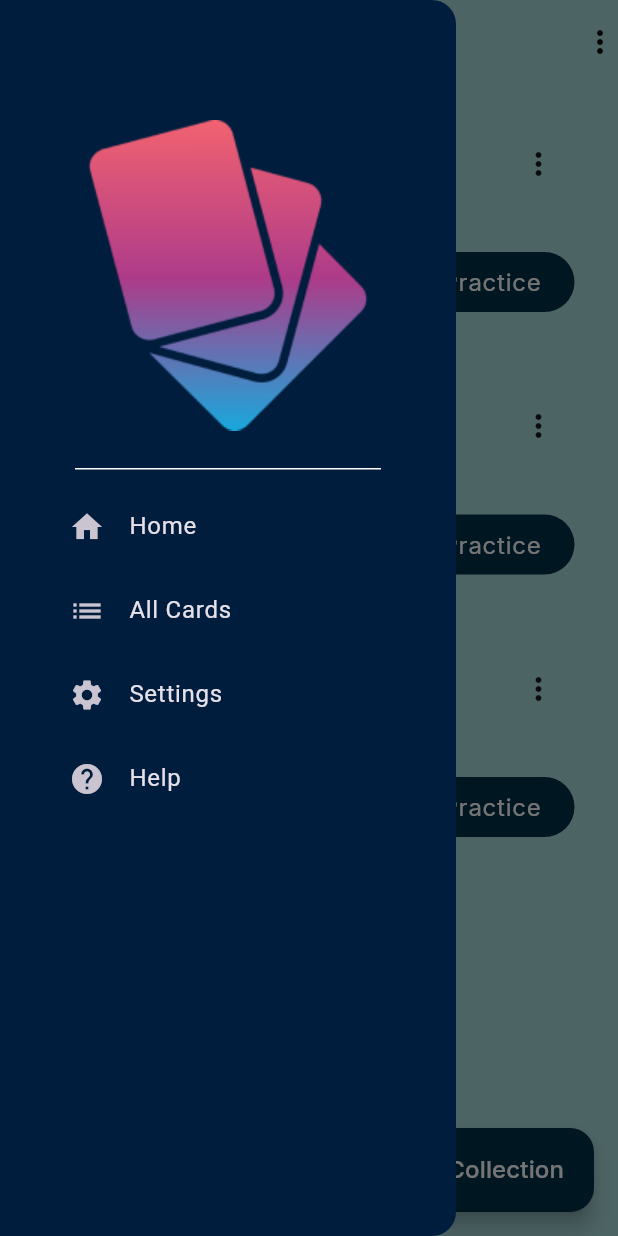
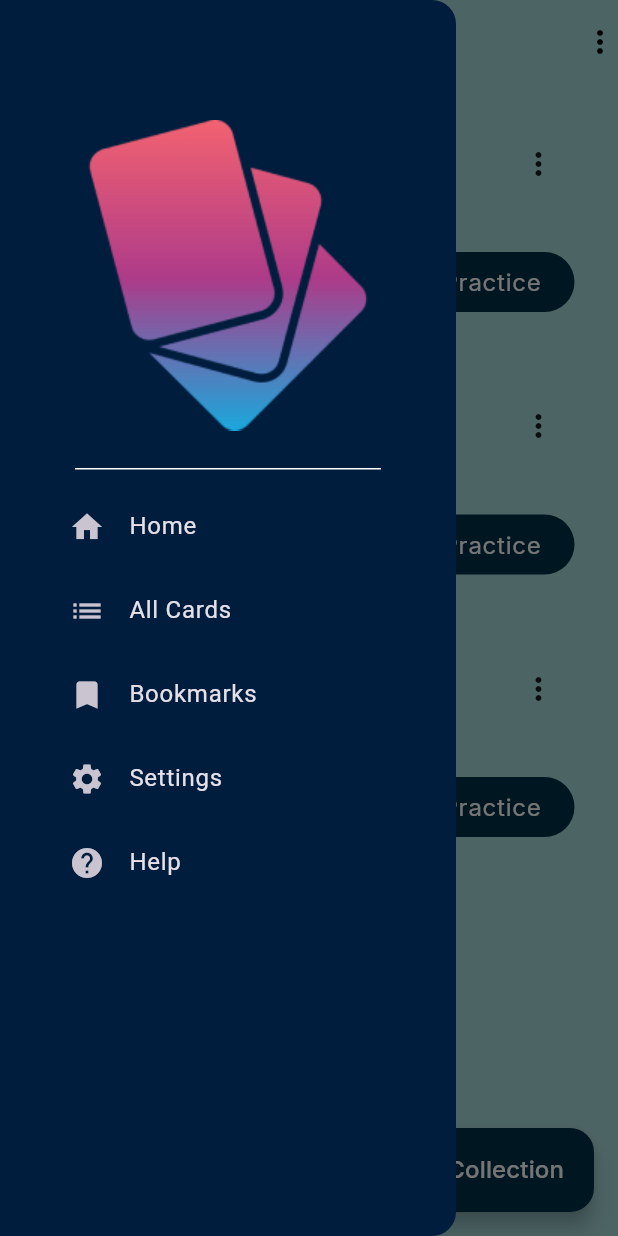
Before and after one commit to 2STYNe/Flashcard-App-with-Flutter, a Flutter app: the screen it shows after launch, with the side drawer open, on a phone screen of 412 x 824 dp. Run offline on Flutter 3.47's test engine with Material 3 defaults, Android fonts, the light colour scheme and no system bars; our stand-ins replace google_fonts.

Commit message:
Added a bookmarks page

```diff
--- a/lib/components/drawer.dart
+++ b/lib/components/drawer.dart
@@ -52,6 +52,16 @@ class FDrawer extends StatelessWidget {
                     GestureDetector(
                       onTap: () {
                         Navigator.pop(context);
+                        Navigator.pushNamed(context, "/bookmarks");
+                      },
+                      child: const ListTile(
+                        leading: Icon(Icons.bookmark),
+                        title: Text("Bookmarks"),
+                      ),
+                    ),
+                    GestureDetector(
+                      onTap: () {
+                        Navigator.pop(context);
                         Navigator.pushNamed(context, "/settings");
                       },
                       child: const ListTile(
--- a/lib/main.dart
+++ b/lib/main.dart
@@ -1,6 +1,7 @@
 import 'package:flashcard_app_with_flutter/models/card_provider.dart';
 import 'package:flashcard_app_with_flutter/models/collection_model.dart';
 import 'package:flashcard_app_with_flutter/pages/allcards_page.dart';
+import 'package:flashcard_app_with_flutter/pages/bookmarked_page.dart';
 import 'package:flashcard_app_with_flutter/pages/home_page.dart';
 import 'package:flashcard_app_with_flutter/pages/practice_page.dart';
 import 'package:flashcard_app_with_flutter/pages/setting_page.dart';
@@ -28,7 +29,7 @@ class MyApp extends StatelessWidget {
           "/": (context) => HomePage(),
           "/settings": (context) => const SettingPage(),
           "/allCards": (context) => const AllCardsPage(),
-          // "/collection": (context) => const CollectionPage(),
+          "/bookmarked": (context) => const BookmarksPage(),
           "/practice": (context) => PracticePage(
                 collection: CardCollection(title: "Front Side", desc: "Bye"),
               ),
--- a/lib/pages/practice_page.dart
+++ b/lib/pages/practice_page.dart
@@ -38,12 +38,12 @@ class _PracticePageState extends State<PracticePage> {
               Expanded(
                 child: AnimatedCrossFade(
                   firstChild: PracticeCard(
-                    value: widget.collection.flashcards[index].getFrontSide,
+                    isFrontSide: true,
                     cardData: widget.collection.flashcards[index],
                     onTap: changeSide,
                   ),
                   secondChild: PracticeCard(
-                    value: widget.collection.flashcards[index].getBackSide,
+                    isFrontSide: false,
                     cardData: widget.collection.flashcards[index],
                     onTap: changeSide,
                   ),
```
Also changed, not shown: lib/components/practice_card.dart (+11 -6 lines), lib/pages/bookmarked_page.dart (added, +37 -0 lines).
